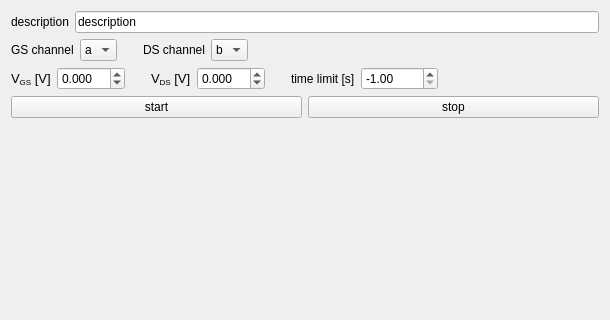
Qt form experiments/current_vs_time.ui (dean-nanomol/nanomol) before a commit; both pictures show x 0 to 610 and y 0 to 320 of the 610 by 633 pixel window.
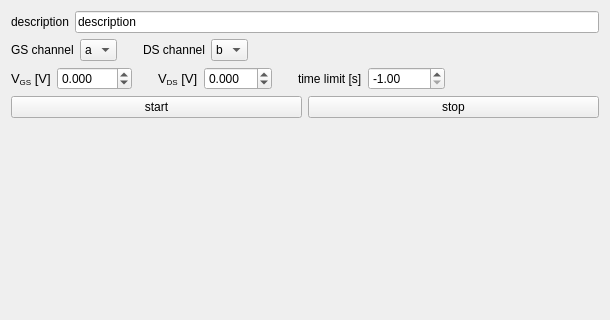
The same form after that commit.

Commit message: change spinbox min/max

What changed in the file:
```diff
--- a/experiments/current_vs_time.ui
+++ b/experiments/current_vs_time.ui
@@ -128,7 +128,10 @@
         <number>3</number>
        </property>
        <property name="minimum">
-        <double>-99.989999999999995</double>
+        <double>-200.000000000000000</double>
+       </property>
+       <property name="maximum">
+        <double>200.000000000000000</double>
        </property>
        <property name="singleStep">
         <double>0.100000000000000</double>
```
